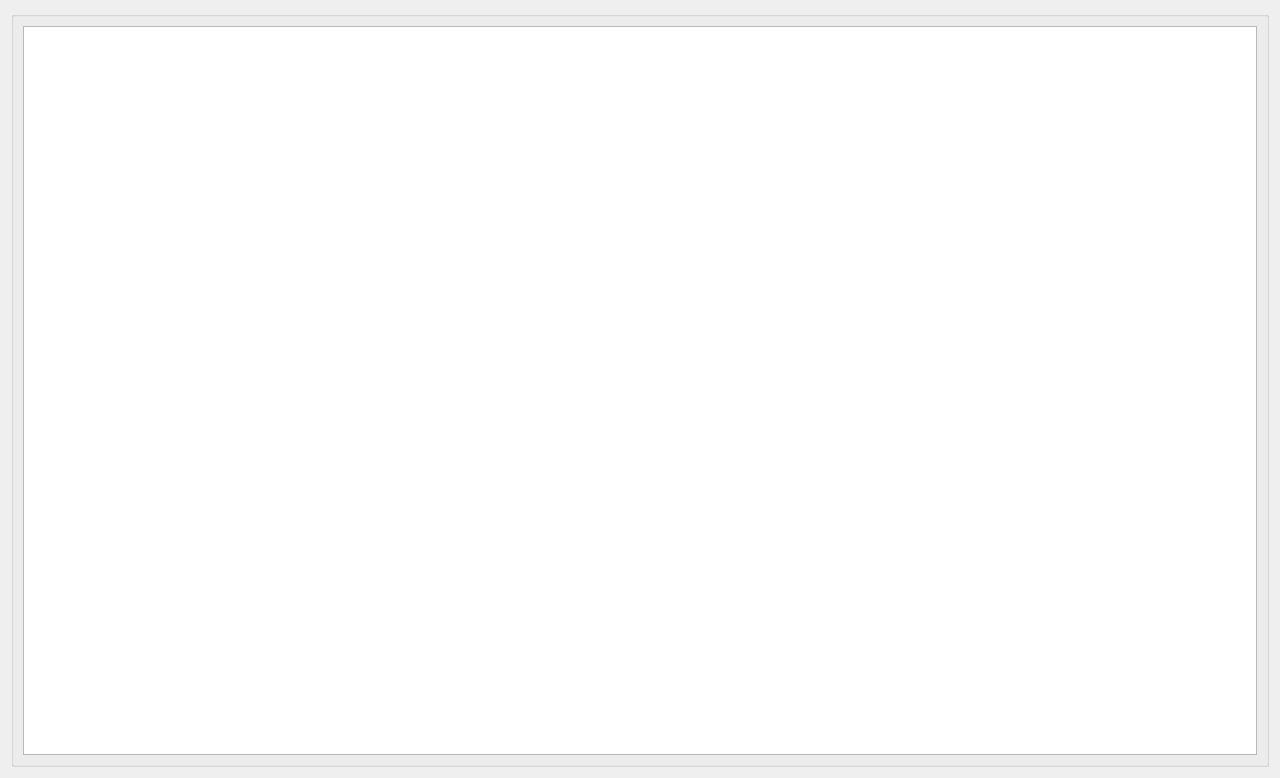
Before: the Qt Designer form gooey/gooey/ui/qtdesigner/trace.ui in CAN-D/CAN-D, drawn with Qt 5.
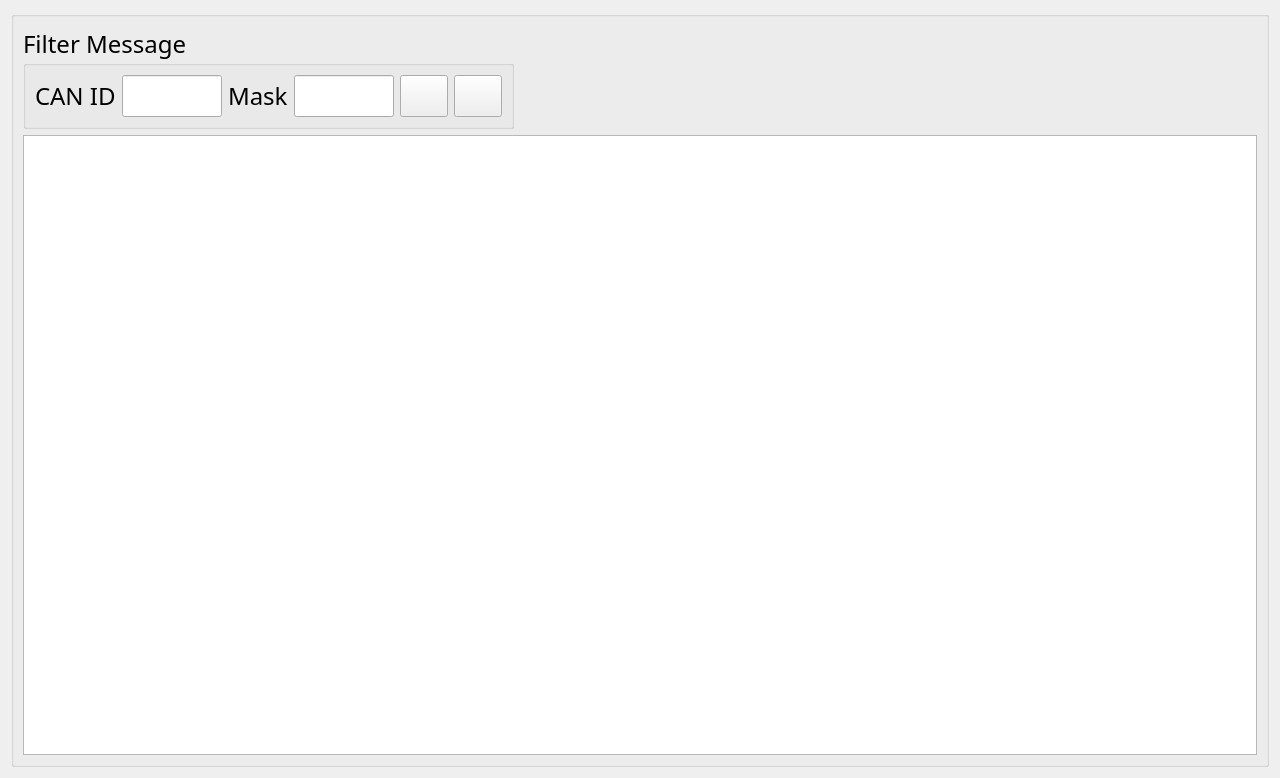
After: the same form once the commit is applied. Icons and pictures are not drawn.

Commit message: Add ui for filtering trace table

```diff
--- a/gooey/gooey/ui/qtdesigner/trace.ui
+++ b/gooey/gooey/ui/qtdesigner/trace.ui
@@ -16,14 +16,121 @@
   <layout class="QVBoxLayout" name="verticalLayout">
    <item>
     <widget class="QGroupBox" name="TraceGroup">
+     <property name="font">
+      <font>
+       <family>.SF NS Text</family>
+       <pointsize>18</pointsize>
+       <weight>50</weight>
+       <italic>false</italic>
+       <bold>false</bold>
+      </font>
+     </property>
      <property name="styleSheet">
       <string notr="true">font: 18pt &quot;.SF NS Text&quot;;</string>
      </property>
      <property name="title">
       <string/>
      </property>
-     <layout class="QGridLayout" name="gridLayout">
-      <item row="0" column="0">
+     <layout class="QVBoxLayout" name="verticalLayout_2">
+      <item alignment="Qt::AlignLeft|Qt::AlignTop">
+       <widget class="QGroupBox" name="groupBox">
+        <property name="font">
+         <font>
+          <family>.SF NS Text</family>
+          <pointsize>18</pointsize>
+          <weight>50</weight>
+          <italic>false</italic>
+          <bold>false</bold>
+         </font>
+        </property>
+        <property name="title">
+         <string>Filter Message</string>
+        </property>
+        <layout class="QHBoxLayout" name="horizontalLayout">
+         <item alignment="Qt::AlignVCenter">
+          <widget class="QLabel" name="CanIDLabel">
+           <property name="text">
+            <string>CAN ID</string>
+           </property>
+          </widget>
+         </item>
+         <item>
+          <widget class="QLineEdit" name="maskLineEdit">
+           <property name="maximumSize">
+            <size>
+             <width>100</width>
+             <height>16777215</height>
+            </size>
+           </property>
+          </widget>
+         </item>
+         <item>
+          <widget class="QLabel" name="maskLabel">
+           <property name="text">
+            <string>Mask</string>
+           </property>
+          </widget>
+         </item>
+         <item>
+          <widget class="QLineEdit" name="CanIDLineEdit">
+           <property name="maximumSize">
+            <size>
+             <width>100</width>
+             <height>16777215</height>
+            </size>
+           </property>
+          </widget>
+         </item>
+         <item alignment="Qt::AlignTop">
+          <widget class="QPushButton" name="setButton">
+           <property name="maximumSize">
+            <size>
+             <width>48</width>
+             <height>48</height>
+            </size>
+           </property>
+           <property name="text">
+            <string/>
+           </property>
+           <property name="icon">
+            <iconset resource="../resources/resources.qrc">
+             <normaloff>:/icons/check_circle.svg</normaloff>:/icons/check_circle.svg</iconset>
+           </property>
+           <property name="iconSize">
+            <size>
+             <width>24</width>
+             <height>24</height>
+            </size>
+           </property>
+          </widget>
+         </item>
+         <item>
+          <widget class="QPushButton" name="resetButton">
+           <property name="maximumSize">
+            <size>
+             <width>48</width>
+             <height>48</height>
+            </size>
+           </property>
+           <property name="text">
+            <string/>
+           </property>
+           <property name="icon">
+            <iconset resource="../resources/resources.qrc">
+             <normaloff>:/icons/replay.svg</normaloff>:/icons/replay.svg</iconset>
+           </property>
+           <property name="iconSize">
+            <size>
+             <width>24</width>
+             <height>24</height>
+            </size>
+           </property>
+          </widget>
+         </item>
+        </layout>
+       </widget>
+      </item>
+      <item>
        <widget class="QTableView" name="TraceTable"/>
       </item>
      </layout>
```
Left out of the diff: 4 changed lines with no effect on the pictures. The commit also changes 9 other files.
